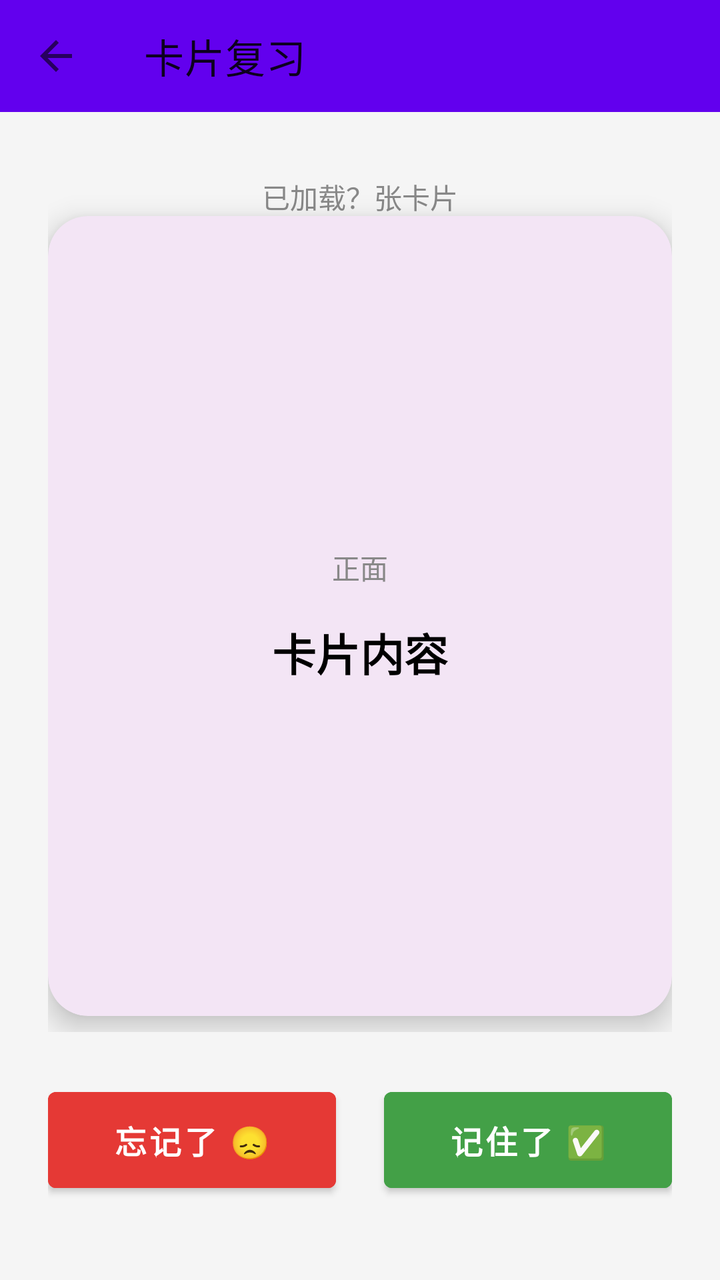
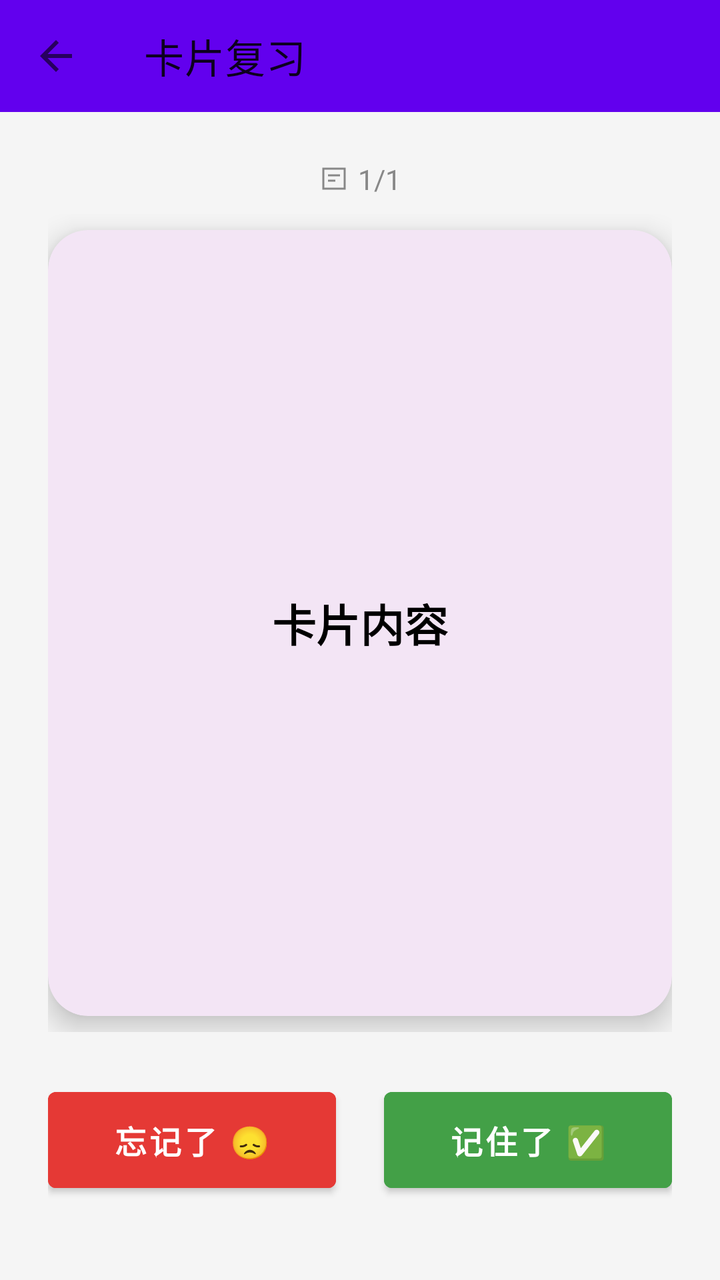

Before-and-after screenshots of an Android layout around one commit, followed by the original layout XML and the change that was made.
<!-- AndroidManifest.xml: application theme Theme.MemoryCards -->
<!-- res/layout/activity_review.xml -->
<?xml version="1.0" encoding="utf-8"?>
<androidx.constraintlayout.widget.ConstraintLayout xmlns:android="http://schemas.android.com/apk/res/android"
    xmlns:app="http://schemas.android.com/apk/res-auto"
    android:layout_width="match_parent"
    android:layout_height="match_parent"
    android:background="#F5F5F5">

    <androidx.appcompat.widget.Toolbar
        android:id="@+id/toolbar"
        android:layout_width="0dp"
        android:layout_height="?attr/actionBarSize"
        android:background="@color/purple_500"
        android:titleTextColor="@color/white"
        app:navigationIcon="?attr/homeAsUpIndicator"
        app:title="卡片复习"
        app:layout_constraintTop_toTopOf="parent"
        app:layout_constraintStart_toStartOf="parent"
        app:layout_constraintEnd_toEndOf="parent" />

    <FrameLayout
        android:id="@+id/contentArea"
        android:layout_width="0dp"
        android:layout_height="0dp"
        android:layout_margin="24dp"
        android:layout_marginBottom="16dp"
        app:layout_constraintTop_toBottomOf="@id/toolbar"
        app:layout_constraintBottom_toTopOf="@id/buttonBar"
        app:layout_constraintStart_toStartOf="parent"
        app:layout_constraintEnd_toEndOf="parent">

        <TextView
            android:id="@+id/tvLoadedCount"
            android:layout_width="wrap_content"
            android:layout_height="wrap_content"
            android:text="已加载？张卡片"
            android:textSize="14sp"
            android:textColor="#888"
            android:layout_gravity="center_horizontal"
            android:layout_marginTop="8dp" />

        <androidx.cardview.widget.CardView
            android:id="@+id/flipCardContainer"
            android:layout_width="match_parent"
            android:layout_height="match_parent"
            android:layout_marginTop="28dp"
            android:layout_marginBottom="8dp"
            app:cardElevation="8dp"
            app:cardCornerRadius="20dp"
            app:cardBackgroundColor="@color/card_front_bg"
            android:clickable="true"
            android:focusable="true">

            <LinearLayout
                android:layout_width="match_parent"
                android:layout_height="match_parent"
                android:orientation="vertical"
                android:gravity="center"
                android:padding="32dp">

                <TextView
                    android:id="@+id/tvCardLabel"
                    android:layout_width="wrap_content"
                    android:layout_height="wrap_content"
                    android:text="正面"
                    android:textSize="14sp"
                    android:textColor="#888"
                    android:layout_marginBottom="16dp" />

                <TextView
                    android:id="@+id/tvCardContent"
                    android:layout_width="match_parent"
                    android:layout_height="wrap_content"
                    android:textSize="22sp"
                    android:textStyle="bold"
                    android:textColor="#000000"
                    android:gravity="center"
                    android:lineSpacingExtra="8dp"
                    android:text="卡片内容" />

            </LinearLayout>

        </androidx.cardview.widget.CardView>

    </FrameLayout>

    <LinearLayout
        android:id="@+id/buttonBar"
        android:layout_width="0dp"
        android:layout_height="wrap_content"
        android:orientation="horizontal"
        android:layout_marginHorizontal="24dp"
        android:layout_marginBottom="40dp"
        android:gravity="center"
        app:layout_constraintBottom_toBottomOf="parent"
        app:layout_constraintStart_toStartOf="parent"
        app:layout_constraintEnd_toEndOf="parent">

        <Button
            android:id="@+id/btnForgot"
            android:layout_width="0dp"
            android:layout_height="60dp"
            android:layout_weight="1"
            android:text="忘记了 😞"
            android:textSize="16sp"
            android:textStyle="bold"
            android:backgroundTint="@color/forgot_btn"
            android:textColor="@color/white"
            android:layout_marginEnd="12dp" />

        <Button
            android:id="@+id/btnRemember"
            android:layout_width="0dp"
            android:layout_height="60dp"
            android:layout_weight="1"
            android:text="记住了 ✅"
            android:textSize="16sp"
            android:textStyle="bold"
            android:backgroundTint="@color/remember_btn"
            android:textColor="@color/white"
            android:layout_marginStart="12dp" />

    </LinearLayout>

</androidx.constraintlayout.widget.ConstraintLayout>
<!-- resources referenced by this layout -->
<resources>
  <color name="card_front_bg">#FFF3E5F5</color>
  <color name="forgot_btn">#FFE53935</color>
  <color name="purple_500">#FF6200EE</color>
  <color name="remember_btn">#FF43A047</color>
  <color name="white">#FFFFFFFF</color>
  <style name="Theme.MemoryCards" parent="Theme.MaterialComponents.DayNight.NoActionBar">
          <item name="colorPrimary">@color/purple_500</item>
          <item name="colorPrimaryVariant">@color/purple_700</item>
          <item name="colorOnPrimary">@color/white</item>
          <item name="colorSecondary">@color/teal_200</item>
          <item name="colorSecondaryVariant">@color/teal_700</item>
      </style>
  <color name="purple_700">#FF3700B3</color>
  <color name="teal_200">#FF03DAC5</color>
  <color name="teal_700">#FF018786</color>
</resources>

<!-- the commit's change to res/layout/activity_review.xml (unified diff, before → after) -->
@@ -17,71 +17,98 @@
         app:layout_constraintStart_toStartOf="parent"
         app:layout_constraintEnd_toEndOf="parent" />
 
-    <FrameLayout
+    <LinearLayout
         android:id="@+id/contentArea"
         android:layout_width="0dp"
         android:layout_height="0dp"
         android:layout_margin="24dp"
         android:layout_marginBottom="16dp"
+        android:orientation="vertical"
         app:layout_constraintTop_toBottomOf="@id/toolbar"
         app:layout_constraintBottom_toTopOf="@id/buttonBar"
         app:layout_constraintStart_toStartOf="parent"
         app:layout_constraintEnd_toEndOf="parent">
 
-        <TextView
-            android:id="@+id/tvLoadedCount"
+        <LinearLayout
+            android:id="@+id/cardHeader"
             android:layout_width="wrap_content"
             android:layout_height="wrap_content"
-            android:text="已加载？张卡片"
-            android:textSize="14sp"
-            android:textColor="#888"
             android:layout_gravity="center_horizontal"
-            android:layout_marginTop="8dp" />
+            android:gravity="center_vertical"
+            android:orientation="horizontal">
 
-        <androidx.cardview.widget.CardView
-            android:id="@+id/flipCardContainer"
+            <ImageView
+                android:id="@+id/ivCardFace"
+                android:layout_width="16dp"
+                android:layout_height="16dp"
+                android:contentDescription="@string/front"
+                android:src="@drawable/ic_card_front" />
+
+            <TextView
+                android:id="@+id/tvProgress"
+                android:layout_width="wrap_content"
+                android:layout_height="wrap_content"
+                android:layout_marginStart="4dp"
+                android:text="1/1"
+                android:textColor="#888888"
+                android:textSize="14sp" />
+
+        </LinearLayout>
+
+        <FrameLayout
             android:layout_width="match_parent"
-            android:layout_height="match_parent"
-            android:layout_marginTop="28dp"
-            android:layout_marginBottom="8dp"
-            app:cardElevation="8dp"
-            app:cardCornerRadius="20dp"
-            app:cardBackgroundColor="@color/card_front_bg"
-            android:clickable="true"
-            android:focusable="true">
+            android:layout_height="0dp"
+            android:layout_weight="1"
+            android:layout_marginTop="8dp">
 
-            <LinearLayout
+            <androidx.cardview.widget.CardView
+                android:id="@+id/flipCardContainer"
                 android:layout_width="match_parent"
                 android:layout_height="match_parent"
-                android:orientation="vertical"
-                android:gravity="center"
-                android:padding="32dp">
+                android:layout_marginTop="8dp"
+                android:layout_marginBottom="8dp"
+                app:cardElevation="8dp"
+                app:cardCornerRadius="20dp"
+                app:cardBackgroundColor="@color/card_front_bg"
+                android:clickable="true"
+                android:focusable="true">
 
-                <TextView
-                    android:id="@+id/tvCardLabel"
-                    android:layout_width="wrap_content"
-                    android:layout_height="wrap_content"
-                    android:text="正面"
-                    android:textSize="14sp"
-                    android:textColor="#888"
-                    android:layout_marginBottom="16dp" />
+                <LinearLayout
+                    android:layout_width="match_parent"
+                    android:layout_height="match_parent"
+                    android:orientation="vertical"
+                    android:gravity="center"
+                    android:padding="32dp">
 
-                <TextView
-                    android:id="@+id/tvCardContent"
-                    android:layout_width="match_parent"
-                    android:layout_height="wrap_content"
-                    android:textSize="22sp"
-                    android:textStyle="bold"
-                    android:textColor="#000000"
-                    android:gravity="center"
-                    android:lineSpacingExtra="8dp"
-                    android:text="卡片内容" />
+                    <TextView
+                        android:id="@+id/tvCardContent"
+                        android:layout_width="match_parent"
+                        android:layout_height="wrap_content"
+                        android:textSize="22sp"
+                        android:textStyle="bold"
+                        android:textColor="#000000"
+                        android:gravity="center"
+                        android:lineSpacingExtra="8dp"
+                        android:text="卡片内容" />
 
-            </LinearLayout>
+                </LinearLayout>
 
-        </androidx.cardview.widget.CardView>
+            </androidx.cardview.widget.CardView>
 
-    </FrameLayout>
+            <ImageButton
+                android:id="@+id/btnCrown"
+                android:layout_width="40dp"
+                android:layout_height="40dp"
+                android:layout_gravity="top|end"
+                android:layout_margin="8dp"
+                android:padding="8dp"
+                android:background="?attr/selectableItemBackgroundBorderless"
+                android:contentDescription="会员深度研究"
+                android:src="@drawable/ic_crown" />
+
+        </FrameLayout>
+
+    </LinearLayout>
 
     <LinearLayout
         android:id="@+id/buttonBar"
<!-- resource entries referenced after the edit -->
@@ -5,6 +5,37 @@
   <color name="purple_500">#FF6200EE</color>
   <color name="remember_btn">#FF43A047</color>
   <color name="white">#FFFFFFFF</color>
+  <!-- drawable ic_card_front (drawable) -->
+  <vector xmlns:android="http://schemas.android.com/apk/res/android"
+      android:width="24dp"
+      android:height="24dp"
+      android:viewportWidth="24"
+      android:viewportHeight="24">
+      <path
+          android:fillColor="#00000000"
+          android:strokeColor="#888888"
+          android:strokeWidth="1.6"
+          android:pathData="M4,4.5H20V19.5H4Z" />
+      <path
+          android:fillColor="#00000000"
+          android:strokeColor="#888888"
+          android:strokeWidth="1.4"
+          android:pathData="M7.5,9.5H16.5M7.5,13.5H13" />
+  </vector>
+  <!-- drawable ic_crown (drawable) -->
+  <vector xmlns:android="http://schemas.android.com/apk/res/android"
+      android:width="24dp"
+      android:height="24dp"
+      android:viewportWidth="24"
+      android:viewportHeight="24">
+      <path
+          android:fillColor="#FFC107"
+          android:pathData="M12,4.5L15.3,10.6L20.2,6L18.7,17.4H5.3L3.8,6L8.7,10.6Z" />
+      <path
+          android:fillColor="#FFC107"
+          android:pathData="M5,18.4H19V20.4H5Z" />
+  </vector>
+  <string name="front">正面</string>
   <style name="Theme.MemoryCards" parent="Theme.MaterialComponents.DayNight.NoActionBar">
           <item name="colorPrimary">@color/purple_500</item>
           <item name="colorPrimaryVariant">@color/purple_700</item>
